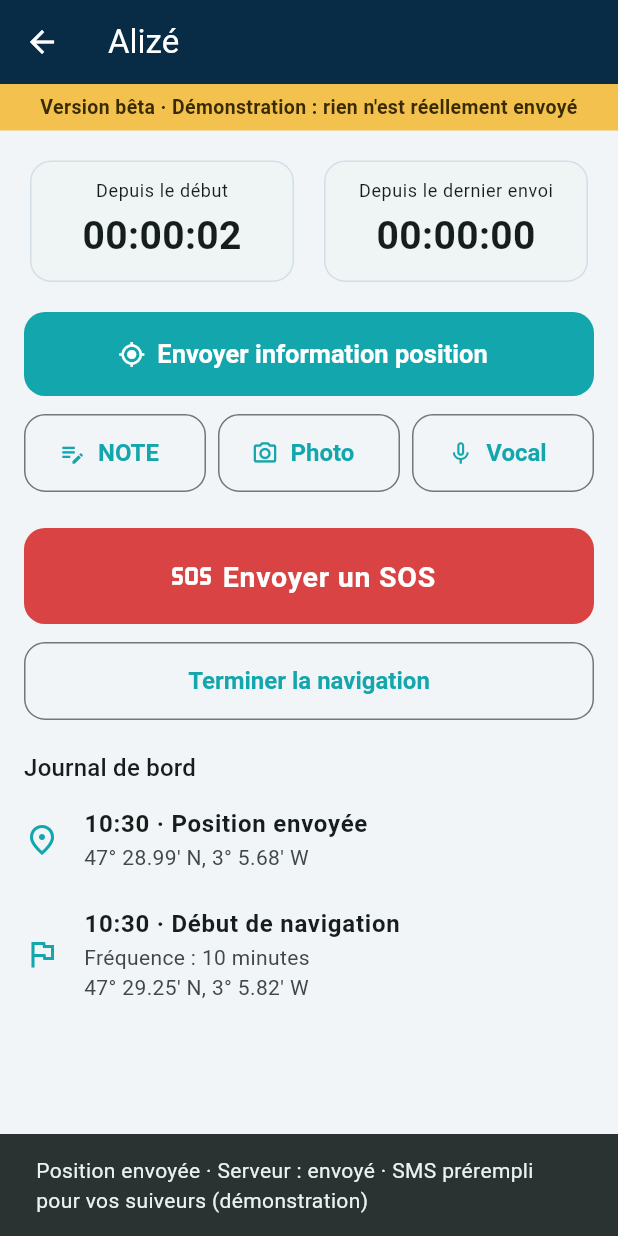
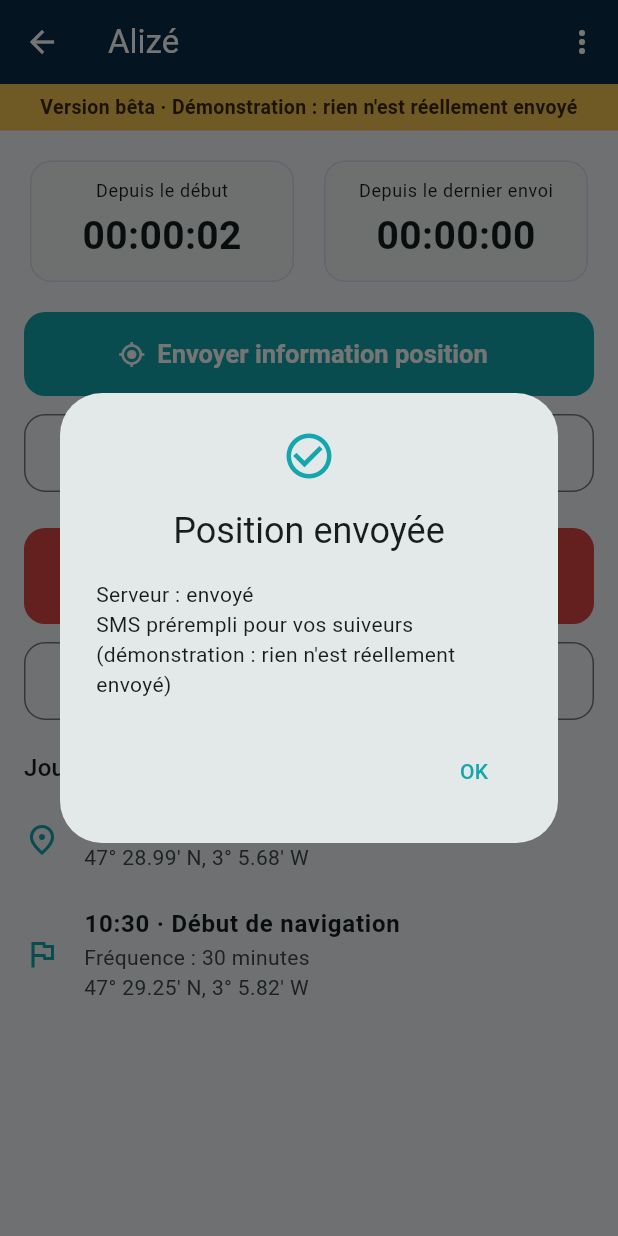
Before and after one commit to gmoulard/NautiLink, a Flutter app: the StartScreen screen opened directly, after a tap on "Envoi message – Début de navigation", after a tap on "Envoyer information position", on a phone screen of 412 x 824 dp. Run offline on Flutter 3.47's test engine with Material 3 defaults, Android fonts, the phone set to English and light mode, and no system bars.

Commit message:
Prototype : fréquences, fenêtre d'envoi, chronomètre, navigation immobile, lien abonnement
RG-NAV-05 (15 min à 10 jours), RG-NAV-10 (chronomètre remis à zéro par
chaque envoi), RG-COM-03 (fenêtre « OK » fermée au bout d'une minute),
RG-NAV-24 (proposition de fin, simulation de démonstration), RG-ECO-10
(liens vers le quota et vers la page abonnement, url_launcher). 5 tests.

Co-Authored-By: Claude Opus 5.5 <noreply@anthropic.com>
Claude-Session: https://claude.ai/code/session_01GwDBoUaG1Aoie1hPRYpyLh

```diff
--- a/app/lib/data.dart
+++ b/app/lib/data.dart
@@ -101,6 +101,8 @@ class Voyage {
     return total;
   }
 
+  static double distanceMeters(Position a, Position b) => _haversineNm(a, b) * 1852;
+
   static double _haversineNm(Position a, Position b) {
     const r = 3440.065; // rayon de la Terre en milles nautiques
     double rad(double d) => d * pi / 180;
@@ -135,16 +137,22 @@ String fmtDate(DateTime t) {
 String fmtTime(DateTime t) =>
     '${t.hour.toString().padLeft(2, '0')}:${t.minute.toString().padLeft(2, '0')}';
 
-/// Fréquences possibles (RG-NAV-05).
+/// Fréquences possibles, en minutes (RG-NAV-05).
 const frequencies = <int, String>{
-  3: '3 minutes',
-  4: '4 minutes',
-  5: '5 minutes',
-  10: '10 minutes',
   15: '15 minutes',
   30: '30 minutes',
   60: '1 heure',
+  120: '2 heures',
+  180: '3 heures',
+  360: '6 heures',
+  720: '12 heures',
+  1440: '1 jour',
+  2880: '2 jours',
+  14400: '10 jours',
 };
+
+/// Page d'information sur l'abonnement du site de présentation (RG-ECO-10).
+const subscriptionInfoUrl = 'https://gmoulard.github.io/NautiLink/abonnement.html';
 
 class AppState extends ChangeNotifier {
   AppState() {
@@ -167,7 +175,7 @@ class AppState extends ChangeNotifier {
 
   bool warningAccepted = false; // RG-CPT-06
   bool firstVoyageReminderSeen = false; // RG-NAV-23
-  int defaultFrequency = 10;
+  int defaultFrequency = 30;
   bool smsEnabled = true;
   final smsByType = <String, bool>{
     'Début de navigation': true,
@@ -233,6 +241,28 @@ class AppState extends ChangeNotifier {
     notifyListeners();
   }
 
+  /// RG-NAV-24 : aucune position à plus de 20 m de la dernière depuis 2 heures.
+  bool isStationary({Duration span = const Duration(hours: 2), double meters = 20}) {
+    final v = current;
+    if (v == null || v.track.isEmpty) return false;
+    final last = v.track.last;
+    if (last.time.difference(v.track.first.time) < span) return false;
+    final since = last.time.subtract(span);
+    final recent = v.track.where((p) => !p.time.isBefore(since));
+    return recent.every((p) => Voyage.distanceMeters(p, last) <= meters);
+  }
+
+  /// Démonstration : simule 2 h 10 passées au même endroit après la dernière position.
+  void simulateStationary() {
+    final v = current;
+    if (v == null || v.track.isEmpty) return;
+    final base = v.track.last;
+    for (var i = 1; i <= 13; i++) {
+      v.track.add(Position(base.lat + (i.isEven ? 0.00004 : -0.00004), base.lon, base.time.add(Duration(minutes: 10 * i))));
+    }
+    notifyListeners();
+  }
+
   void endVoyage() {
     final v = current;
     if (v == null) return;
@@ -274,7 +304,7 @@ class AppState extends ChangeNotifier {
       navigator: 'Moi',
       track: t1,
       log: [
-        LogEvent(EventKind.start, t1.first.time, position: t1.first, text: 'Fréquence : 10 minutes'),
+        LogEvent(EventKind.start, t1.first.time, position: t1.first, text: 'Fréquence : 30 minutes'),
         LogEvent(EventKind.autoPosition, t1[6].time, position: t1[6]),
         LogEvent(EventKind.note, t1[8].time, text: 'Vent d\'ouest 12 nœuds, mer belle. Grand-voile haute.'),
         LogEvent(EventKind.photo, t1[12].time, text: 'Phare de Kerdonis par le travers'),
--- a/app/lib/screens/navigation.dart
+++ b/app/lib/screens/navigation.dart
@@ -123,13 +123,34 @@ class _NavigationScreenState extends State<NavigationScreen> {
     super.dispose();
   }
 
-  void sent(String what) {
-    lastSend = DateTime.now();
+  /// Envoi réussi : remet le chronomètre à zéro (RG-NAV-10) et affiche le
+  /// résultat par circuit dans une fenêtre (RG-COM-03).
+  Future<void> sent(String what) async {
+    setState(() => lastSend = DateTime.now());
     final state = AppScope.of(context);
     final sms = state.smsEnabled ? 'SMS prérempli pour vos suiveurs' : 'SMS désactivés';
-    ScaffoldMessenger.of(context).showSnackBar(
-      SnackBar(content: Text('$what · Serveur : envoyé · $sms (démonstration)')),
+    await showSendResult(context, what, ['Serveur : envoyé', sms, '(démonstration : rien n\'est réellement envoyé)']);
+    if (mounted) await proposeEndIfStationary();
+  }
+
+  /// RG-NAV-24 : proposer de terminer une navigation immobile depuis 2 heures.
+  Future<void> proposeEndIfStationary() async {
+    final state = AppScope.of(context);
+    if (!state.isStationary()) return;
+    final end = await showDialog<bool>(
+      context: context,
+      builder: (ctx) => AlertDialog(
+        title: const Text('Navigation terminée ?'),
+        content: const Text('Vous ne vous êtes pas éloigné de plus de 20 mètres depuis 2 heures.'),
+        actions: [
+          TextButton(onPressed: () => Navigator.pop(ctx, false), child: const Text('Continuer')),
+          TextButton(onPressed: () => Navigator.pop(ctx, true), child: const Text('Terminer la navigation')),
+        ],
+      ),
     );
+    if (end != true || !mounted) return;
+    state.endVoyage();
+    Navigator.of(context).pop();
   }
 
   Future<String?> askText(String title, String hint) {
@@ -155,7 +176,21 @@ class _NavigationScreenState extends State<NavigationScreen> {
       return Scaffold(appBar: AppBar(), body: const Center(child: Text('Aucune navigation en cours.')));
     }
     return Scaffold(
-      appBar: AppBar(title: Text(v.boat.name)),
+      appBar: AppBar(
+        title: Text(v.boat.name),
+        actions: [
+          PopupMenuButton<String>(
+            tooltip: 'Démonstration',
+            onSelected: (_) async {
+              state.simulateStationary();
+              await proposeEndIfStationary();
+            },
+            itemBuilder: (_) => const [
+              PopupMenuItem(value: 'immobile', child: Text('Démo : simuler 2 h sans bouger')),
+            ],
+          ),
+        ],
+      ),
       body: Column(
         children: [
           const DemoBanner(),
@@ -302,6 +337,55 @@ class LogTile extends StatelessWidget {
   }
 }
 
+/// Fenêtre de résultat d'un envoi, avec « OK », fermée seule au bout d'une minute (RG-COM-03).
+Future<void> showSendResult(BuildContext context, String title, List<String> lines) {
+  return showDialog<void>(
+    context: context,
+    builder: (_) => _SendResultDialog(title: title, lines: lines),
+  );
+}
+
+class _SendResultDialog extends StatefulWidget {
+  const _SendResultDialog({required this.title, required this.lines});
+  final String title;
+  final List<String> lines;
+
+  @override
+  State<_SendResultDialog> createState() => _SendResultDialogState();
+}
+
+class _SendResultDialogState extends State<_SendResultDialog> {
+  Timer? timer;
+
+  @override
+  void initState() {
+    super.initState();
+    timer = Timer(const Duration(minutes: 1), () {
+      if (mounted) Navigator.of(context).pop();
+    });
+  }
+
+  @override
+  void dispose() {
+    timer?.cancel();
+    super.dispose();
+  }
+
+  @override
+  Widget build(BuildContext context) {
+    return AlertDialog(
+      icon: const Icon(Icons.check_circle_outline, color: NlColors.teal, size: 36),
+      title: Text(widget.title),
+      content: Column(
+        mainAxisSize: MainAxisSize.min,
+        crossAxisAlignment: CrossAxisAlignment.start,
+        children: [for (final l in widget.lines) Text(l)],
+      ),
+      actions: [TextButton(onPressed: () => Navigator.of(context).pop(), child: const Text('OK'))],
+    );
+  }
+}
+
 /// SOS : confirmation puis résultat simulé (RG-SOS-02, RG-SOS-04).
 Future<void> confirmSos(BuildContext context) async {
   final ok = await showDialog<bool>(
--- a/app/pubspec.yaml
+++ b/app/pubspec.yaml
@@ -34,6 +34,7 @@ dependencies:
   # The following adds the Cupertino Icons font to your application.
   # Use with the CupertinoIcons class for iOS style icons.
   cupertino_icons: ^1.0.8
+  url_launcher: ^6.3.3
 
 dev_dependencies:
   flutter_test:
```
Also changed, not shown: app/lib/screens/home.dart (+15 -2 lines), app/pubspec.lock, 3 other files.
